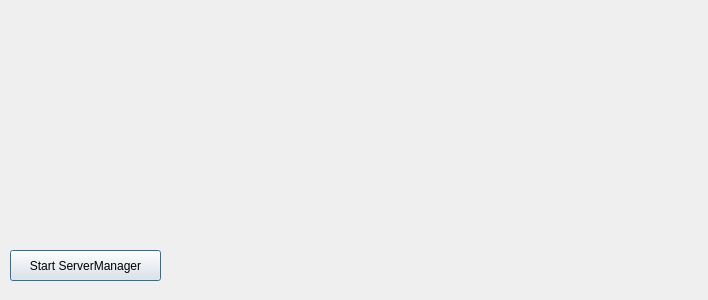
TeamFirst/Galcon, file GClient/galconclient.ui: the form before one commit.
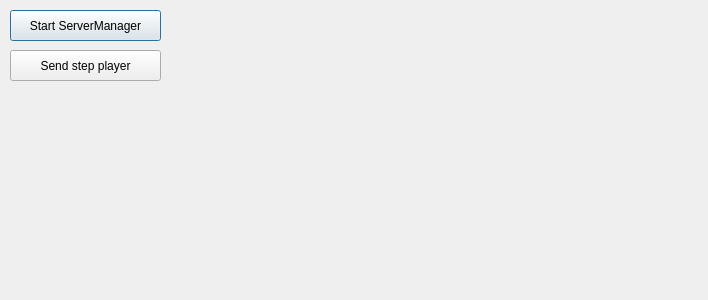
The form after the commit.

Patch:
```diff
--- a/GClient/galconclient.ui
+++ b/GClient/galconclient.ui
@@ -17,7 +17,7 @@
    <property name="geometry">
     <rect>
      <x>10</x>
-     <y>250</y>
+     <y>10</y>
      <width>151</width>
      <height>31</height>
     </rect>
@@ -26,6 +26,19 @@
     <string>Start ServerManager</string>
    </property>
   </widget>
+  <widget class="QPushButton" name="pBStepPlayer">
+   <property name="geometry">
+    <rect>
+     <x>10</x>
+     <y>50</y>
+     <width>151</width>
+     <height>31</height>
+    </rect>
+   </property>
+   <property name="text">
+    <string>Send step player</string>
+   </property>
+  </widget>
  </widget>
  <layoutdefault spacing="6" margin="11"/>
  <resources/>
```
